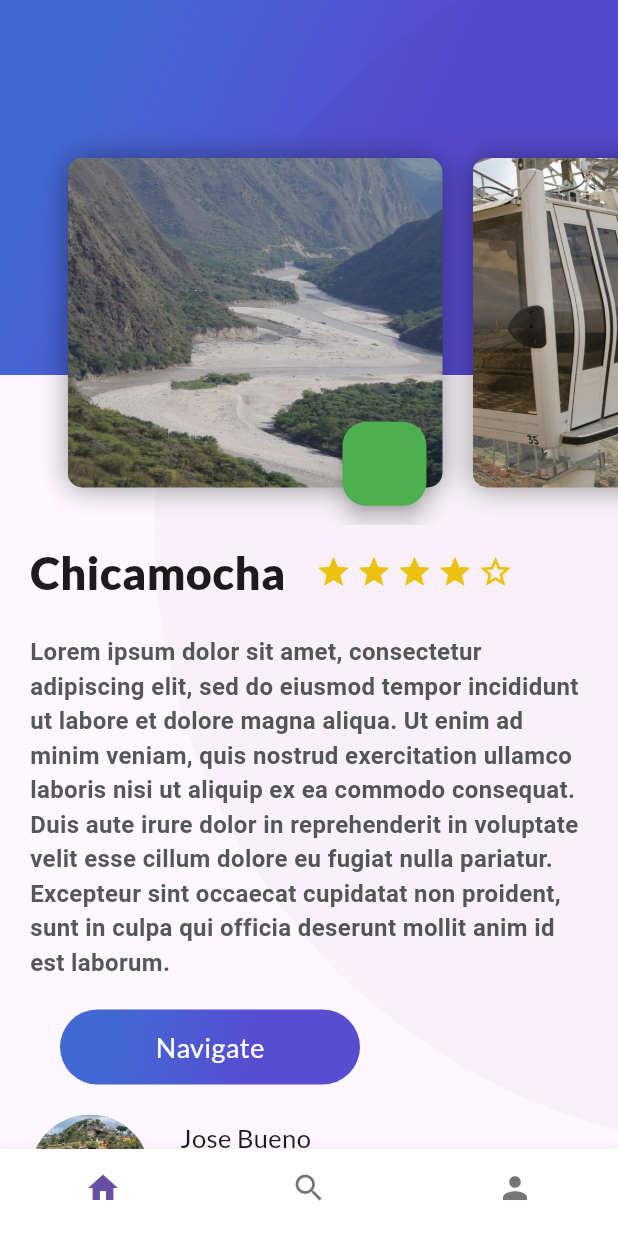
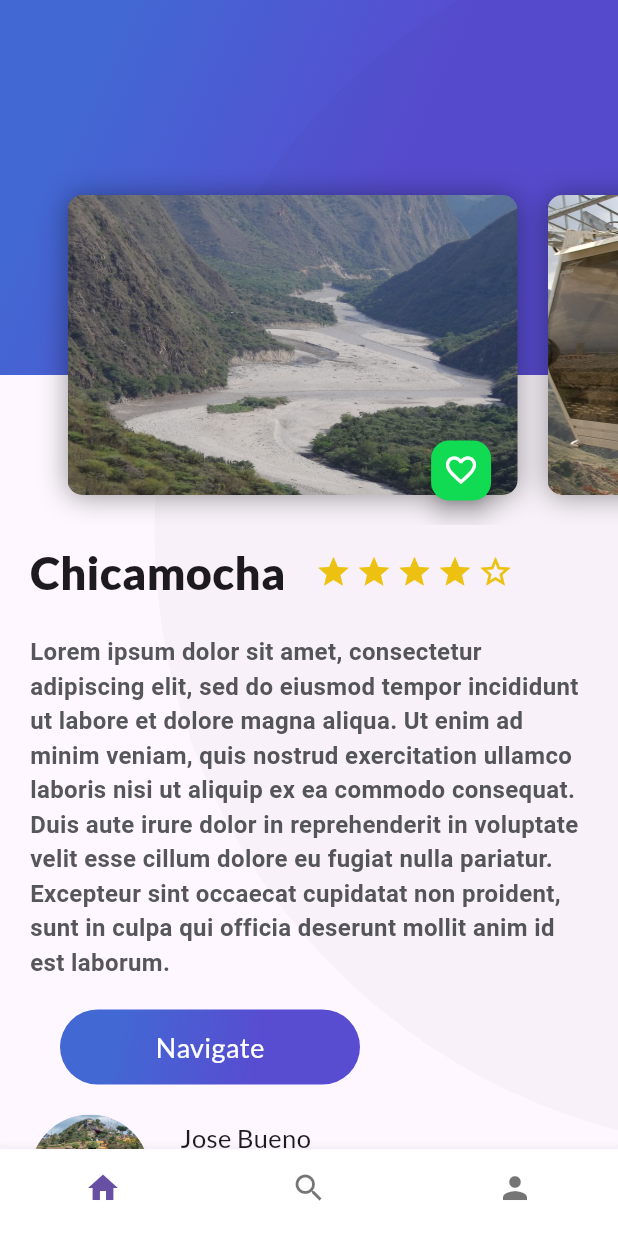
Before and after one commit to Jomibusa/PlatziTrips, a Flutter app: the PlatziTrips screen opened directly, on a phone screen of 412 x 824 dp. Run offline on Flutter 3.47's test engine with Material 2 defaults, Android fonts, the phone set to English and light mode, and no system bars; our stand-ins replace cloud_firestore, firebase_auth, firebase_core, google_fonts, google_sign_in; missing offline and left inert: generic_bloc_provider; accounts and stored records are empty.

Commit message:
Se hacen ajustes y se mejora diseño

```diff
--- a/lib/Place/ui/widgets/card_image.dart
+++ b/lib/Place/ui/widgets/card_image.dart
@@ -1,23 +1,29 @@
 import 'package:flutter/material.dart';
+
 import '../../../widgets/floating_action_button_green.dart';
 
-class CardImage extends StatelessWidget {
+class CardImageWithFabIcon extends StatelessWidget {
+  final String pathImage;
+  final double height;
+  final double width;
+  double left = 20.0;
+  final VoidCallback onPressedFabIcon;
+  final IconData iconData;
 
-  String pathImage = "assets/img/rio.jpeg";
-
-  bool pressed = false;
-
-  CardImage(this.pathImage);
+  CardImageWithFabIcon(
+      {super.key,
+      required this.pathImage,
+      required this.width,
+      required this.height,
+      required this.onPressedFabIcon,
+      required this.iconData});
 
   @override
   Widget build(BuildContext context) {
     final card = Container(
-      height: 250.0,
-      width: 250.0,
-      margin: const EdgeInsets.only(
-          top: 80.0,
-          left: 20.0
-      ),
+      height: height,
+      width: width,
+      margin: EdgeInsets.only(left: left),
       decoration: BoxDecoration(
           image: DecorationImage(
             fit: BoxFit.cover,
@@ -29,23 +35,18 @@ class CardImage extends StatelessWidget {
             BoxShadow(
                 color: Colors.black38,
                 blurRadius: 15.0,
-            offset: Offset(0.0, 0.7)
-          )
-        ]
-      ),
+                offset: Offset(0.0, 0.7))
+          ]),
     );
 
     return Stack(
       alignment: const Alignment(0.9, 1.1),
       children: [
         card,
-        FloatingActionButton(onPressed: () {
-          ScaffoldMessenger.of(context).showSnackBar(
-              const SnackBar(
-                content: Text("Agregaste a Favoritos"),
+        FloatingActionButtonGreen(
+          iconData: Icons.favorite_border,
+          onPressed: () {},
         )
-          );
-        },)
       ],
     );
   }
--- a/lib/Place/ui/widgets/card_image_list.dart
+++ b/lib/Place/ui/widgets/card_image_list.dart
@@ -2,22 +2,50 @@ import 'package:flutter/material.dart';
 import 'card_image.dart';
 
 class CardImageList extends StatelessWidget {
-
   @override
   Widget build(BuildContext context) {
-
     return SizedBox(
       height: 350.0,
       child: ListView(
         padding: const EdgeInsets.all(25.0),
         scrollDirection: Axis.horizontal,
         children: [
-            CardImage("assets/img/rio.jpeg"),
-            CardImage("assets/img/teleferico.jpeg"),
-            CardImage("assets/img/montanas.jpeg"),
-            CardImage("assets/img/extremo.jpeg"),
-            CardImage("assets/img/piscina.jpeg"),
-            CardImage("assets/img/paracaidas.jpeg")
+          CardImageWithFabIcon(
+              pathImage: "assets/img/rio.jpeg",
+              width: 300.0,
+              height: 200.0,
+              onPressedFabIcon: () {},
+              iconData: Icons.favorite_border),
+          CardImageWithFabIcon(
+              pathImage: "assets/img/teleferico.jpeg",
+              width: 300.0,
+              height: 200.0,
+              onPressedFabIcon: () {},
+              iconData: Icons.favorite_border),
+          CardImageWithFabIcon(
+              pathImage: "assets/img/montanas.jpeg",
+              width: 300.0,
+              height: 200.0,
+              onPressedFabIcon: () {},
+              iconData: Icons.favorite_border),
+          CardImageWithFabIcon(
+              pathImage: "assets/img/extremo.jpeg",
+              width: 300.0,
+              height: 200.0,
+              onPressedFabIcon: () {},
+              iconData: Icons.favorite_border),
+          CardImageWithFabIcon(
+              pathImage: "assets/img/piscina.jpeg",
+              width: 300.0,
+              height: 200.0,
+              onPressedFabIcon: () {},
+              iconData: Icons.favorite_border),
+          CardImageWithFabIcon(
+              pathImage: "assets/img/paracaidas.jpeg",
+              width: 300.0,
+              height: 200.0,
+              onPressedFabIcon: () {},
+              iconData: Icons.favorite_border),
         ],
       ),
     );
--- a/lib/User/ui/widgets/circle_button.dart
+++ b/lib/User/ui/widgets/circle_button.dart
@@ -26,6 +26,7 @@ class _CircleButton extends State<CircleButton> {
       backgroundColor: widget.color,
       mini: widget.mini,
       onPressed: widget.onPressed,
+      heroTag: null,
       child: Icon(
         widget.icon,
         size: widget.iconSize,
--- a/lib/widgets/floating_action_button_green.dart
+++ b/lib/widgets/floating_action_button_green.dart
@@ -1,17 +1,24 @@
 import 'package:flutter/material.dart';
 
-class FloatigActionButtonGreen extends StatefulWidget {
+class FloatingActionButtonGreen extends StatefulWidget {
+  final IconData iconData;
+  final VoidCallback onPressed;
+
+  const FloatingActionButtonGreen(
+      {super.key, required this.iconData, required this.onPressed});
+
   @override
   State createState() {
     return _FloatingActionButtonGreen();
   }
 }
 
-class _FloatingActionButtonGreen extends State<FloatigActionButtonGreen> {
+class _FloatingActionButtonGreen extends State<FloatingActionButtonGreen> {
   @override
   Widget build(BuildContext context) {
     return FloatingActionButton(
-      onPressed: () {},
+      backgroundColor: const Color(0xFF11DA53),
+      onPressed: widget.onPressed,
       mini: true,
       tooltip: "Fav",
       heroTag: null,
--- a/lib/widgets/title_header.dart
+++ b/lib/widgets/title_header.dart
@@ -1,4 +1,3 @@
-
 import 'package:flutter/material.dart';
 
 class TitleHeader extends StatelessWidget {
@@ -8,7 +7,6 @@ class TitleHeader extends StatelessWidget {
 
   @override
   Widget build(BuildContext context) {
-    //double screenWidht = MediaQuery.of(context).size.width;
     return Text(title,
         style: const TextStyle(
             color: Colors.white,
```
Also changed, not shown: lib/Place/ui/screens/add_place_screen.dart (+37 -28 lines), lib/User/ui/widgets/buttons_bar.dart (+11 -1 lines), lib/User/ui/widgets/profile_place_info.dart (+7 -1 lines). Lines whose indentation alone changed are shown as unchanged.
